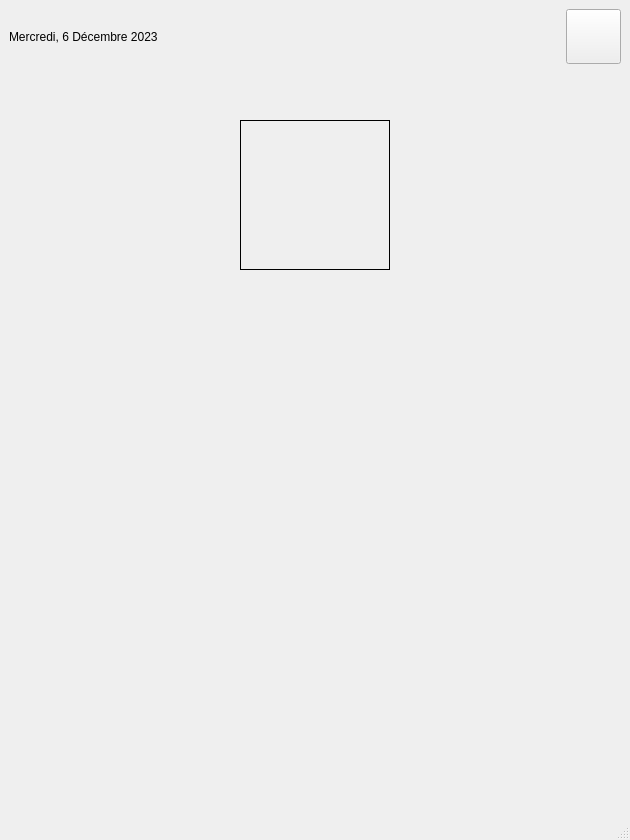
First picture: the form in mainwindow.ui, repository Quentin-D31/TP2-QT-IHM, before the edit.
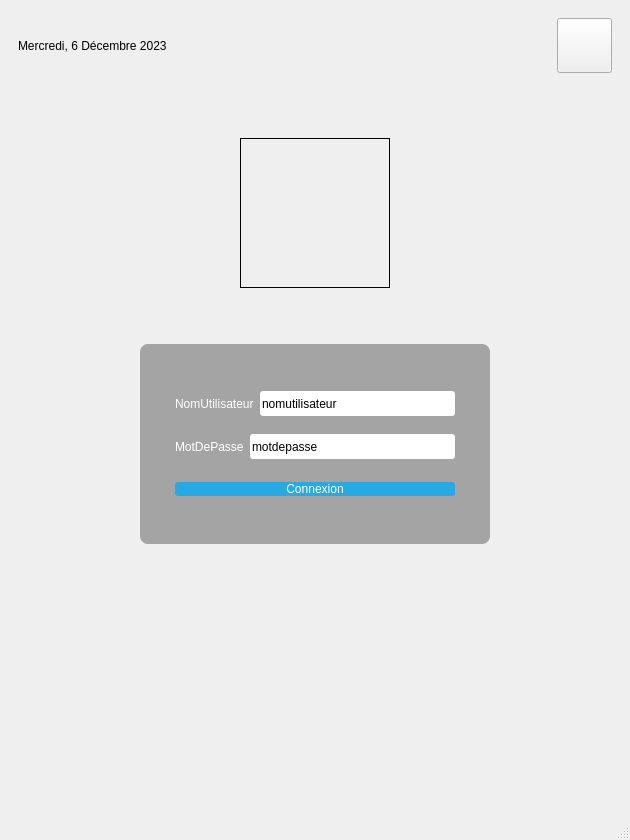
Second picture: the form after the edit.

```diff
--- a/mainwindow.ui
+++ b/mainwindow.ui
@@ -16,6 +16,11 @@
   <widget class="QWidget" name="centralwidget">
    <layout class="QVBoxLayout" name="verticalLayout">
     <item>
+     <widget class="QWidget" name="" native="true">
+      <property name="styleSheet">
+       <string notr="true">#PanneauArretDeconnexion { background-color: qlineargradient(spread:reflect, x1:0.5, y1:0, x2:0, y2:0, stop:0 rgba(91, 204, 233, 100), stop:1 rgba(32, 80, 96, 100)); }
+</string>
+      </property>
      <layout class="QHBoxLayout" name="PanneauArretDeconnexion">
       <item>
        <widget class="QLabel" name="DateHeureCourante">
@@ -57,6 +62,7 @@
        </widget>
       </item>
      </layout>
+     </widget>
     </item>
     <item>
      <layout class="QHBoxLayout" name="LogoHorizontalLayout">
@@ -93,14 +99,132 @@
     <item>
      <layout class="QHBoxLayout" name="horizontalLayout">
       <property name="topMargin">
-       <number>100</number>
+       <number>0</number>
       </property>
       <item>
-       <widget class="QWidget" name="verticalWidget" native="true">
+       <widget class="QWidget" name="FormulaireDeConnexion" native="true">
+        <property name="sizePolicy">
+         <sizepolicy hsizetype="Fixed" vsizetype="Fixed">
+          <horstretch>0</horstretch>
+          <verstretch>0</verstretch>
+         </sizepolicy>
+        </property>
+        <property name="minimumSize">
+         <size>
+          <width>350</width>
+          <height>200</height>
+         </size>
+        </property>
+        <property name="styleSheet">
+         <string notr="true">#FormulaireDeConnexion { background: rgba(0, 0, 0, 80); border-radius: 8px; }</string>
+        </property>
         <layout class="QVBoxLayout" name="ConnexionContainer">
+         <property name="leftMargin">
+          <number>35</number>
+         </property>
          <property name="topMargin">
-          <number>20</number>
+          <number>35</number>
          </property>
+         <property name="rightMargin">
+          <number>35</number>
+         </property>
+         <property name="bottomMargin">
+          <number>35</number>
+         </property>
+         <item>
+          <layout class="QHBoxLayout" name="nomutilisateurLayout">
+           <item>
+            <widget class="QLabel" name="label">
+             <property name="styleSheet">
+              <string notr="true">QLabel { color: white; }</string>
+             </property>
+             <property name="text">
+              <string>NomUtilisateur</string>
+             </property>
+            </widget>
+           </item>
+           <item>
+            <widget class="QLineEdit" name="lineEdit">
+             <property name="minimumSize">
+              <size>
+               <width>0</width>
+               <height>25</height>
+              </size>
+             </property>
+             <property name="styleSheet">
+              <string notr="true">QLineEdit { border-radius: 3px; }</string>
+             </property>
+             <property name="text">
+              <string>nomutilisateur</string>
+             </property>
+            </widget>
+           </item>
+          </layout>
+         </item>
+         <item>
+          <layout class="QHBoxLayout" name="motdepasseLayout">
+           <item>
+            <widget class="QLabel" name="label_2">
+             <property name="styleSheet">
+              <string notr="true">QLabel { color: white; }</string>
+             </property>
+             <property name="text">
+              <string>MotDePasse</string>
+             </property>
+            </widget>
+           </item>
+           <item>
+            <widget class="QLineEdit" name="lineEdit_2">
+             <property name="minimumSize">
+              <size>
+               <width>0</width>
+               <height>25</height>
+              </size>
+             </property>
+             <property name="styleSheet">
+              <string notr="true">QLineEdit { border-radius: 3px; }</string>
+             </property>
+             <property name="text">
+              <string>motdepasse</string>
+             </property>
+            </widget>
+           </item>
+          </layout>
+         </item>
+         <item>
+          <spacer name="verticalSpacer_2">
+           <property name="orientation">
+            <enum>Qt::Vertical</enum>
+           </property>
+           <property name="sizeType">
+            <enum>QSizePolicy::Fixed</enum>
+           </property>
+           <property name="sizeHint" stdset="0">
+            <size>
+             <width>20</width>
+             <height>5</height>
+            </size>
+           </property>
+          </spacer>
+         </item>
+         <item>
+          <widget class="QPushButton" name="BoutonConnexion">
+           <property name="styleSheet">
+            <string notr="true">QPushButton
+{
+color: white;
+background-color: #27a9e3;
+border-width: 0px;
+border-radius: 3px;
+}
+QPushButton:hover { background-color: #66c011; }
+</string>
+           </property>
+           <property name="text">
+            <string>Connexion</string>
+           </property>
+          </widget>
+         </item>
         </layout>
        </widget>
       </item>
```
Lines whose indentation alone changed are shown as unchanged.
